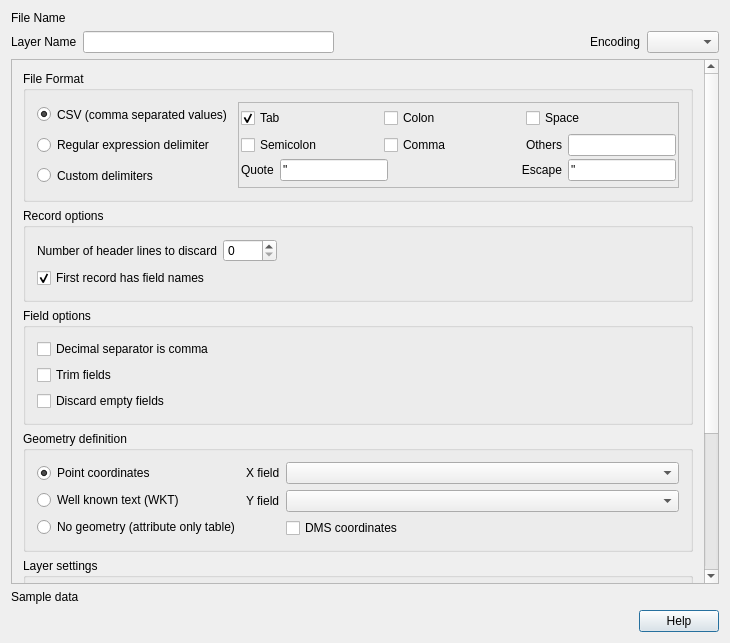
First picture: the form in src/ui/qgsdelimitedtextsourceselectbase.ui, repository carsmie/QGIS, before the edit.
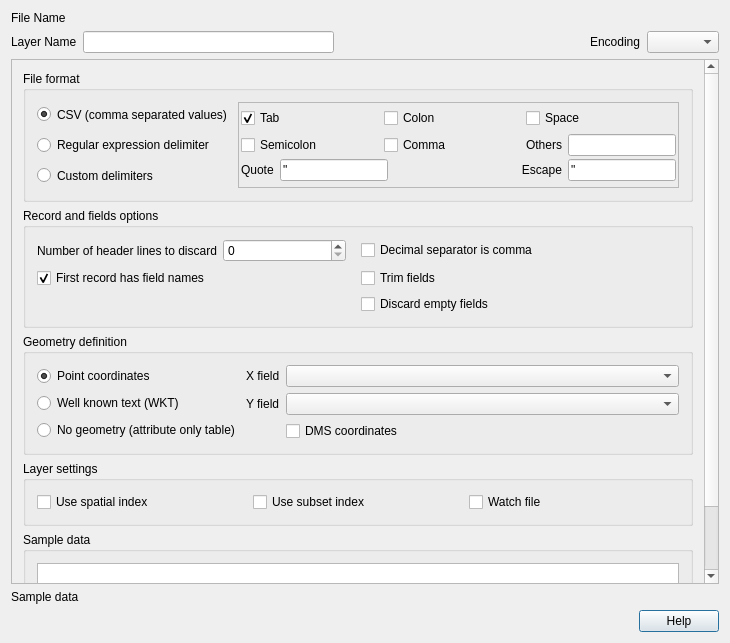
Second picture: the form after the edit. Icons and pictures are not drawn. Custom widgets are drawn as their Qt base class.

Commit message: [ui] save vertical space for the delimited text add layer dialog (fixes #17972)

What changed in the file:
```diff
--- a/src/ui/qgsdelimitedtextsourceselectbase.ui
+++ b/src/ui/qgsdelimitedtextsourceselectbase.ui
@@ -200,7 +200,7 @@
           </sizepolicy>
          </property>
          <property name="title">
-          <string>File Format</string>
+          <string>File format</string>
          </property>
          <property name="collapsed" stdset="0">
           <bool>false</bool>
@@ -682,13 +682,13 @@
           </sizepolicy>
          </property>
          <property name="title">
-          <string>Record options</string>
+          <string>Record and fields options</string>
          </property>
          <property name="collapsed" stdset="0">
           <bool>true</bool>
          </property>
-         <layout class="QVBoxLayout" name="verticalLayout_9">
-          <item>
+         <layout class="QGridLayout" name="gridLayout_7">
+          <item row="0" column="0">
            <layout class="QHBoxLayout" name="horizontalLayout_4">
             <property name="rightMargin">
              <number>9</number>
@@ -740,22 +740,9 @@
               </property>
              </widget>
             </item>
-            <item>
-             <spacer name="horizontalSpacer">
-              <property name="orientation">
-               <enum>Qt::Horizontal</enum>
-              </property>
-              <property name="sizeHint" stdset="0">
-               <size>
-                <width>40</width>
-                <height>20</height>
-               </size>
-              </property>
-             </spacer>
-            </item>
            </layout>
           </item>
-          <item>
+          <item row="1" column="0">
            <widget class="QCheckBox" name="cbxUseHeader">
             <property name="toolTip">
              <string>Field names are read from the first record. If not selected then fields are numbered</string>
@@ -774,27 +761,7 @@
             </property>
            </widget>
           </item>
-         </layout>
-        </widget>
-       </item>
-       <item>
-        <widget class="QgsCollapsibleGroupBox" name="fieldOptionsGroupBox">
-         <property name="sizePolicy">
-          <sizepolicy hsizetype="Preferred" vsizetype="Fixed">
-           <horstretch>0</horstretch>
-           <verstretch>0</verstretch>
-          </sizepolicy>
-         </property>
-         <property name="title">
-          <string>Field options</string>
-         </property>
-         <property name="collapsed" stdset="0">
-          <bool>true</bool>
-         </property>
-         <layout class="QVBoxLayout" name="verticalLayout_13">
-          <item>
-           <layout class="QGridLayout" name="gridLayout_4">
-            <item row="1" column="0">
+          <item row="1" column="1">
              <widget class="QCheckBox" name="cbxTrimFields">
               <property name="toolTip">
                <string>Trim leading and trailing spaces from fields</string>
@@ -810,7 +777,7 @@
               </property>
              </widget>
             </item>
-            <item row="0" column="0">
+          <item row="0" column="1">
              <widget class="QCheckBox" name="cbxPointIsComma">
               <property name="enabled">
                <bool>true</bool>
@@ -829,7 +796,7 @@
               </property>
              </widget>
             </item>
-            <item row="2" column="0">
+          <item row="2" column="1">
              <widget class="QCheckBox" name="cbxSkipEmptyFields">
               <property name="toolTip">
                <string>Discard empty fields in each record</string>
@@ -846,8 +813,6 @@
              </widget>
             </item>
            </layout>
-          </item>
-         </layout>
         </widget>
        </item>
        <item>
@@ -1217,7 +1182,7 @@
               </property>
              </widget>
             </item>
-            <item row="1" column="0">
+            <item row="0" column="2">
              <widget class="QCheckBox" name="cbxWatchFile">
               <property name="toolTip">
                <string>Watch for changes to the file by other applications while QGIS is running</string>
```
Lines whose indentation alone changed are shown as unchanged.
